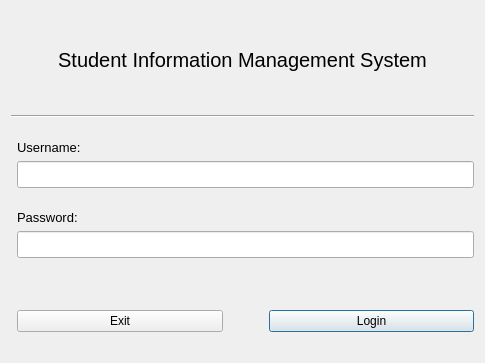
This is Form Files/loginView.ui in alixabahena/SIMS as Qt 5 draws it before an edit. The edited form follows.
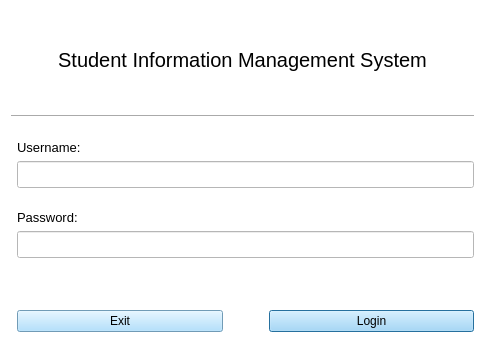
This is the edited form.

Patch:
```diff
--- a/Form Files/loginView.ui
+++ b/Form Files/loginView.ui
@@ -19,10 +19,17 @@
   <property name="windowTitle">
    <string>Login</string>
   </property>
+  <property name="styleSheet">
+   <string notr="true">border-color: rgb(85, 170, 255);
+border-top-color: rgb(85, 170, 255);</string>
+  </property>
   <property name="tabShape">
    <enum>QTabWidget::Rounded</enum>
   </property>
   <widget class="QWidget" name="centralWidget">
+   <property name="styleSheet">
+    <string notr="true">background-color: rgb(255, 255, 255);</string>
+   </property>
    <layout class="QVBoxLayout" name="verticalLayout">
     <item>
      <layout class="QVBoxLayout" name="verticalLayout_2">
@@ -149,6 +156,9 @@
               <pointsize>9</pointsize>
              </font>
             </property>
+            <property name="styleSheet">
+             <string notr="true">background-color: rgb(158, 217, 255);</string>
+            </property>
             <property name="text">
              <string>Exit</string>
             </property>
@@ -183,6 +193,9 @@
               <pointsize>9</pointsize>
              </font>
             </property>
+            <property name="styleSheet">
+             <string notr="true">background-color: rgb(158, 217, 255);</string>
+            </property>
             <property name="text">
              <string>Login</string>
             </property>
```
Left out of the diff: 3 changed lines with no effect on the pictures.
